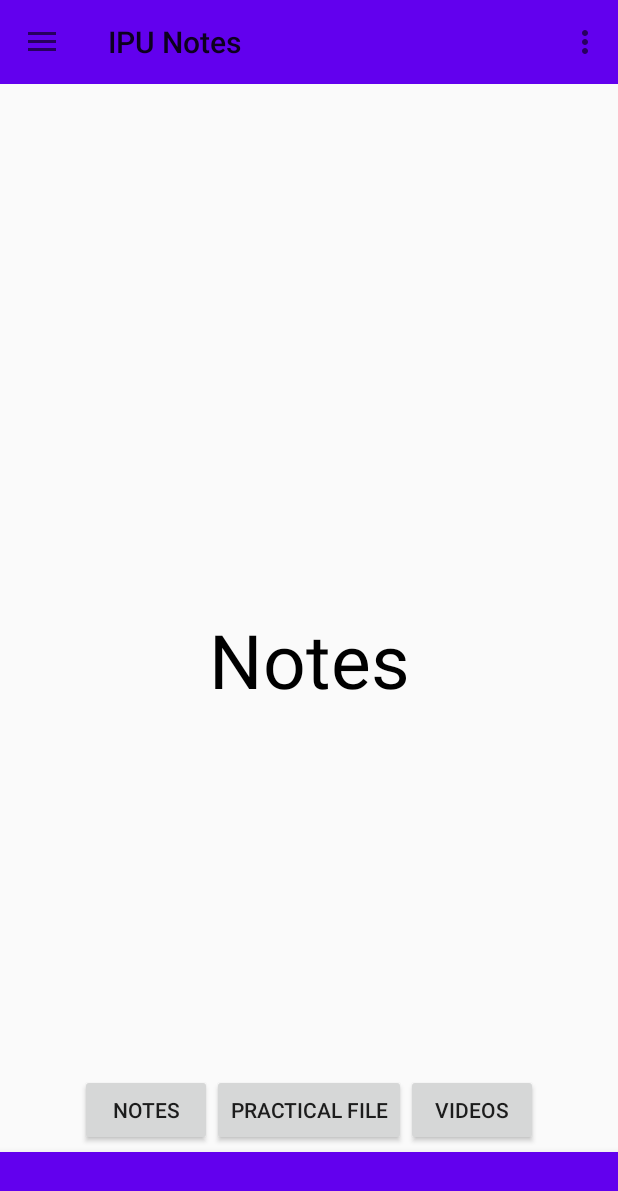
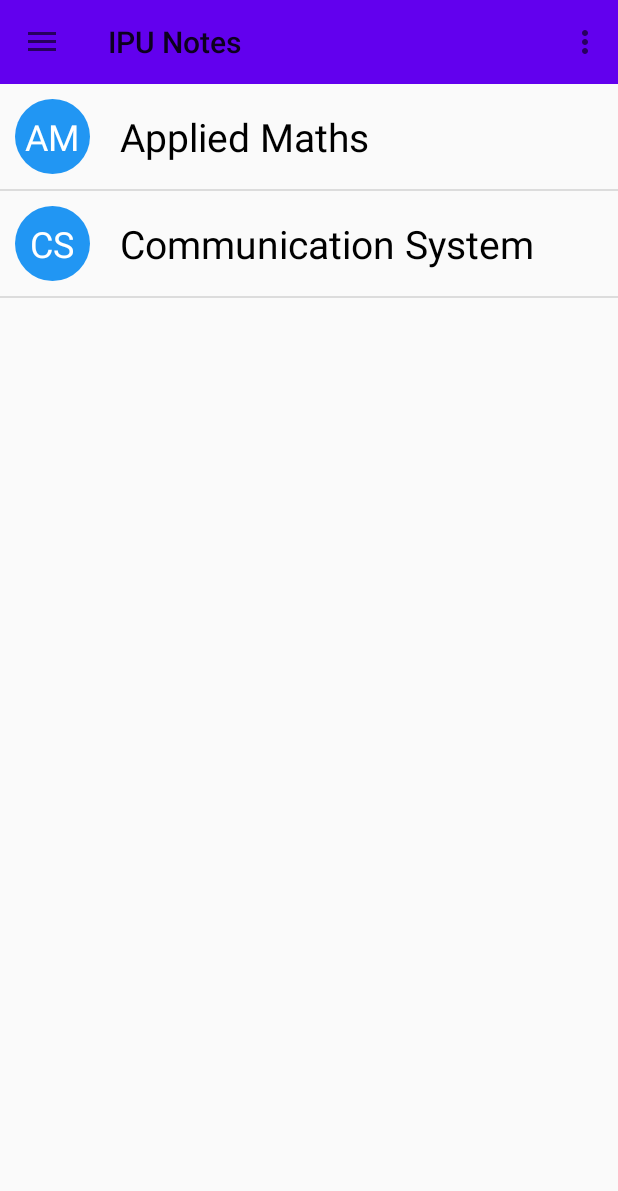
Before and after one commit to shubhbatra12/IPU_Notes, an Android app: the screen it shows after launch (MainActivity), on a phone screen of 412 x 824 dp. Shown: the top 1191 px of the screen. Run offline under Robolectric (Android 15) with nearby library versions, the phone set to English and light mode, and no system bars.

Commit message:
fixed bottom navigation, added subjects adapter, added landscape view for main activity

```diff
--- a/app/src/main/java/com/example/ipunotes/Fragments/SubjectFragment.kt
+++ /dev/null
@@ -1,55 +0,0 @@
-package com.example.ipunotes.Fragments
-
-import android.os.Bundle
-import android.view.LayoutInflater
-import android.view.MenuItem
-import android.view.View
-import android.view.ViewGroup
-import androidx.fragment.app.Fragment
-import com.example.ipunotes.R
-import com.example.ipunotes.ViewPagerAdapter
-import com.google.android.material.bottomnavigation.BottomNavigationView
-import kotlinx.android.synthetic.main.fragment_subject.*
-
-
-class SubjectFragment : Fragment() {
-
-
-    override fun onCreate(savedInstanceState: Bundle?) {
-        super.onCreate(savedInstanceState)
-
-    }
-
-
-
-    override fun onCreateView(
-        inflater: LayoutInflater, container: ViewGroup?,
-        savedInstanceState: Bundle?
-    ): View? {
-        // Inflate the layout for this fragment
-        return inflater.inflate(R.layout.fragment_subject, container, false)
-    }
-
-
-    override fun onViewCreated(view: View, savedInstanceState: Bundle?) {
-        super.onViewCreated(view, savedInstanceState)
-
-        val viewPagerAdapter = getFragmentManager()?.let { ViewPagerAdapter(it) }
-        viewPagerAdapter?.apply {
-            add(NotesFragment())
-            add(FileFragment())
-            add(VideoFragment())
-        }
-        SubViewPagerF.adapter = viewPagerAdapter
-
-        notesBtnF.setOnClickListener {
-            SubViewPagerF.setCurrentItem(0)
-        }
-        fileBtnF.setOnClickListener {
-            SubViewPagerF.setCurrentItem(1)
-        }
-        videoBtnF.setOnClickListener {
-            SubViewPagerF.setCurrentItem(2)
-        }
-    }
-}
--- a/app/src/main/java/com/example/ipunotes/MainActivity.kt
+++ b/app/src/main/java/com/example/ipunotes/MainActivity.kt
@@ -1,17 +1,20 @@
 package com.example.ipunotes
 
 import android.content.Intent
+import android.content.res.Configuration
 import androidx.appcompat.app.AppCompatActivity
 import android.os.Bundle
-import android.system.Os.close
 import android.view.Menu
 import android.view.MenuItem
 import androidx.appcompat.app.ActionBarDrawerToggle
-import androidx.appcompat.widget.Toolbar
-import com.example.ipunotes.Fragments.SubjectFragment
+import com.example.ipunotes.fragments.MainFragment
+import com.example.ipunotes.fragments.SubjectFragment
 import kotlinx.android.synthetic.main.activity_main.*
 
 class MainActivity : AppCompatActivity() {
+
+    private val mainFragment = MainFragment()
+    private val subjectFragment = SubjectFragment()
 
     override fun onCreate(savedInstanceState: Bundle?) {
         super.onCreate(savedInstanceState)
@@ -22,8 +25,19 @@ class MainActivity : AppCompatActivity() {
         drawer.addDrawerListener(drawerToggle)
         drawerToggle.syncState()
 
-        supportFragmentManager.beginTransaction().replace(R.id.container, SubjectFragment()).commit()
+        if(resources.configuration.orientation == Configuration.ORIENTATION_PORTRAIT){
+            initiatePortraitSetup()
+        }else{
+            initiateLandscapeSetup()
+        }
+    }
 
+    private fun initiateLandscapeSetup() {
+        supportFragmentManager.beginTransaction().replace(R.id.container, mainFragment).add(R.id.container,subjectFragment).commit()
+    }
+
+    private fun initiatePortraitSetup() {
+        supportFragmentManager.beginTransaction().replace(R.id.container, mainFragment).commit()
     }
 
     override fun onCreateOptionsMenu(menu: Menu?): Boolean {
--- /dev/null
+++ b/app/src/main/java/com/example/ipunotes/adapters/SubjectsAdapter.kt
@@ -0,0 +1,42 @@
+package com.example.ipunotes.adapters
+
+import android.view.LayoutInflater
+import android.view.View
+import android.view.ViewGroup
+import androidx.recyclerview.widget.RecyclerView
+import com.example.ipunotes.models.Subject
+import com.example.ipunotes.R
+import kotlinx.android.synthetic.main.subject_item_view.view.*
+
+class SubjectsAdapter(private val list: List<Subject>) :RecyclerView.Adapter<SubjectsViewHolder>(){
+    override fun onCreateViewHolder(parent: ViewGroup, viewType: Int): SubjectsViewHolder =
+        SubjectsViewHolder(
+            LayoutInflater
+                .from(parent.context)
+                .inflate(R.layout.subject_item_view, parent, false)
+        )
+
+    override fun getItemCount(): Int = list.size
+
+    override fun onBindViewHolder(holder: SubjectsViewHolder, position: Int) {
+        holder.bind(list[position])
+    }
+
+
+}
+
+class SubjectsViewHolder(itemView: View):RecyclerView.ViewHolder(itemView){
+    fun bind(subject: Subject) {
+        val subjectName = subject.name
+        var label = subjectName.substring(0,1)
+        val words = subjectName.split(" ")
+        if (words.size > 1){
+            label+=words[1].substring(0,1)
+        }
+        with(itemView){
+            tvSubjectName.text = subjectName
+            tvSubjectLabel.text = label
+        }
+    }
+
+}
--- a/app/src/main/java/com/example/ipunotes/ViewPagerAdapter.kt
+++ b/app/src/main/java/com/example/ipunotes/adapters/ViewPagerAdapter.kt
@@ -1,4 +1,4 @@
-package com.example.ipunotes
+package com.example.ipunotes.adapters
 
 import androidx.fragment.app.Fragment
 import androidx.fragment.app.FragmentManager
--- /dev/null
+++ b/app/src/main/java/com/example/ipunotes/fragments/MainFragment.kt
@@ -0,0 +1,35 @@
+package com.example.ipunotes.fragments
+
+import android.os.Bundle
+import androidx.fragment.app.Fragment
+import android.view.LayoutInflater
+import android.view.View
+import android.view.ViewGroup
+import androidx.recyclerview.widget.DividerItemDecoration
+import androidx.recyclerview.widget.DividerItemDecoration.VERTICAL
+import com.example.ipunotes.R
+import com.example.ipunotes.adapters.SubjectsAdapter
+import com.example.ipunotes.models.Subject
+import kotlinx.android.synthetic.main.fragment_main.*
+
+class MainFragment : Fragment() {
+
+    private val subjectsList = ArrayList<Subject>()
+    private val subjectsAdapter = SubjectsAdapter(subjectsList)
+
+    override fun onCreateView(
+        inflater: LayoutInflater, container: ViewGroup?,
+        savedInstanceState: Bundle?
+    ): View? = inflater.inflate(R.layout.fragment_main, container, false)
+
+    override fun onViewCreated(view: View, savedInstanceState: Bundle?) {
+        super.onViewCreated(view, savedInstanceState)
+
+        rvSubjects.adapter = subjectsAdapter
+        rvSubjects.addItemDecoration(DividerItemDecoration(context, VERTICAL))
+
+        subjectsList.add(Subject("Applied Maths"))
+        subjectsList.add(Subject("Communication System"))
+        subjectsAdapter.notifyDataSetChanged()
+    }
+}
--- a/app/src/main/java/com/example/ipunotes/Fragments/VideoFragment.kt
+++ b/app/src/main/java/com/example/ipunotes/fragments/VideoFragment.kt
@@ -1,4 +1,4 @@
-package com.example.ipunotes.Fragments
+package com.example.ipunotes.fragments
 
 import android.os.Bundle
 import androidx.fragment.app.Fragment
--- /dev/null
+++ b/app/src/main/java/com/example/ipunotes/models/Subject.kt
@@ -0,0 +1,5 @@
+package com.example.ipunotes.models
+
+data class Subject(
+    var name: String
+)
--- /dev/null
+++ b/app/src/main/res/layout-land/activity_main.xml
@@ -0,0 +1,35 @@
+<?xml version="1.0" encoding="utf-8"?>
+<androidx.drawerlayout.widget.DrawerLayout xmlns:android="http://schemas.android.com/apk/res/android"
+    xmlns:app="http://schemas.android.com/apk/res-auto"
+    xmlns:tools="http://schemas.android.com/tools"
+    android:layout_width="match_parent"
+    android:layout_height="match_parent"
+    tools:context=".MainActivity"
+    android:id="@+id/drawer">
+
+
+    <com.google.android.material.navigation.NavigationView
+        android:id="@+id/navView"
+        android:layout_width="wrap_content"
+        android:layout_height="match_parent"
+        app:menu="@menu/drawer_menu"
+        android:layout_gravity="left"/>
+    <LinearLayout
+        android:layout_width="match_parent"
+        android:layout_height="match_parent"
+        android:orientation="vertical">
+        <androidx.appcompat.widget.Toolbar
+            android:id="@+id/toolbar"
+            android:background="@color/colorPrimary"
+            android:layout_width="match_parent"
+            android:layout_height="wrap_content"
+            app:title="@string/app_name" />
+        <LinearLayout
+            android:orientation="horizontal"
+            android:layout_width="match_parent"
+            android:layout_height="match_parent"
+            android:id="@+id/container"/>
+    </LinearLayout>
+
+
+</androidx.drawerlayout.widget.DrawerLayout>
--- a/app/src/main/res/layout/fragment_file.xml
+++ b/app/src/main/res/layout/fragment_file.xml
@@ -3,7 +3,7 @@
     xmlns:tools="http://schemas.android.com/tools"
     android:layout_width="match_parent"
     android:layout_height="match_parent"
-    tools:context=".Fragments.NotesFragment">
+    tools:context=".fragments.NotesFragment">
 
     <!-- TODO: Update blank fragment layout -->
     <TextView
--- a/app/src/main/res/layout/fragment_main.xml
+++ b/app/src/main/res/layout/fragment_main.xml
@@ -3,11 +3,16 @@
     xmlns:tools="http://schemas.android.com/tools"
     android:layout_width="match_parent"
     android:layout_height="match_parent"
-    tools:context=".MainFragment">
+    xmlns:app="http://schemas.android.com/apk/res-auto"
+    tools:context=".fragments.MainFragment"
+    android:layout_weight="1.7">
 
     <androidx.recyclerview.widget.RecyclerView
         android:layout_height="match_parent"
         android:layout_width="match_parent"
-        android:id="@+id/rvSubjects"/>
+        android:id="@+id/rvSubjects"
+        tools:listitem="@layout/subject_item_view"
+        tools:itemCount="7"
+        app:layoutManager="androidx.recyclerview.widget.LinearLayoutManager"/>
 
 </FrameLayout>
--- a/app/src/main/res/layout/fragment_notes.xml
+++ b/app/src/main/res/layout/fragment_notes.xml
@@ -3,7 +3,7 @@
     xmlns:tools="http://schemas.android.com/tools"
     android:layout_width="match_parent"
     android:layout_height="match_parent"
-    tools:context=".Fragments.NotesFragment">
+    tools:context=".fragments.NotesFragment">
 
     <!-- TODO: Update blank fragment layout -->
     <TextView
--- a/app/src/main/res/layout/fragment_subject.xml
+++ b/app/src/main/res/layout/fragment_subject.xml
@@ -4,50 +4,54 @@
     xmlns:tools="http://schemas.android.com/tools"
     android:layout_width="match_parent"
     android:layout_height="match_parent"
-    android:orientation="vertical">
+    android:orientation="vertical"
+    android:layout_weight="1">
 
     <androidx.viewpager.widget.ViewPager
         android:layout_width="match_parent"
         android:layout_height="wrap_content"
         android:id="@+id/SubViewPagerF"/>
 
-    <LinearLayout
-        android:layout_width="match_parent"
-        android:layout_alignParentBottom="true"
-        android:layout_marginBottom="60dp"
-        android:gravity="center"
-        android:layout_height="wrap_content">
+<!--    <LinearLayout-->
+<!--        android:layout_width="match_parent"-->
+<!--        android:layout_alignParentBottom="true"-->
+<!--        android:layout_marginBottom="60dp"-->
+<!--        android:gravity="center"-->
+<!--        android:layout_height="wrap_content">-->
 
-        <Button
-            android:layout_width="wrap_content"
-            android:layout_height="wrap_content"
-            android:text="Notes"
-            android:id="@+id/notesBtnF"/>
+<!--        <Button-->
+<!--            android:layout_width="wrap_content"-->
+<!--            android:layout_height="wrap_content"-->
+<!--            android:text="Notes"-->
+<!--            android:id="@+id/notesBtnF"/>-->
 
-        <Button
-            android:layout_width="wrap_content"
-            android:layout_height="wrap_content"
-            android:text="Practical File"
-            android:id="@+id/fileBtnF"/>
+<!--        <Button-->
+<!--            android:layout_width="wrap_content"-->
+<!--            android:layout_height="wrap_content"-->
+<!--            android:text="Practical File"-->
+<!--            android:id="@+id/fileBtnF"/>-->
 
-        <Button
-            android:layout_width="wrap_content"
-            android:layout_height="wrap_content"
-            android:text="Videos"
-            android:id="@+id/videoBtnF"/>
+<!--        <Button-->
+<!--            android:layout_width="wrap_content"-->
+<!--            android:layout_height="wrap_content"-->
+<!--            android:text="Videos"-->
+<!--            android:id="@+id/videoBtnF"/>-->
 
-    </LinearLayout>
+<!--    </LinearLayout>-->
 
     <com.google.android.material.bottomnavigation.BottomNavigationView
         android:layout_width="match_parent"
         android:id="@+id/bottomNavBar"
         android:layout_height="wrap_content"
-        android:background="@color/colorPrimary"
         android:layout_alignParentBottom="true"
         app:menu="@menu/bottom_nav_menu"
+        android:background="@color/colorPrimary"
         app:itemBackground="@color/colorPrimary"
         app:itemIconTint="@android:color/white"
-        app:itemTextColor="@android:color/white"/>
+        app:itemTextColor="@android:color/white"
+        />
+
+
 
 
 
--- a/app/src/main/res/layout/fragment_video.xml
+++ b/app/src/main/res/layout/fragment_video.xml
@@ -3,7 +3,7 @@
     xmlns:tools="http://schemas.android.com/tools"
     android:layout_width="match_parent"
     android:layout_height="match_parent"
-    tools:context=".Fragments.NotesFragment">
+    tools:context=".fragments.NotesFragment">
 
     <!-- TODO: Update blank fragment layout -->
     <TextView
--- a/app/src/main/res/layout/subject_item_view.xml
+++ b/app/src/main/res/layout/subject_item_view.xml
@@ -5,8 +5,7 @@
     xmlns:tools="http://schemas.android.com/tools"
     android:orientation="horizontal"
     android:layout_marginHorizontal="10dp"
-    android:layout_marginBottom="10dp"
-    tools:layout_marginTop="10dp">
+    android:layout_marginVertical="10dp">
 
     <FrameLayout
         android:layout_width="wrap_content"
@@ -17,6 +16,7 @@
             android:layout_gravity="center"
             android:src="@drawable/circle"/>
         <TextView
+            android:id="@+id/tvSubjectLabel"
             android:layout_width="wrap_content"
             android:layout_height="wrap_content"
             android:layout_gravity="center"
@@ -26,23 +26,18 @@
     </FrameLayout>
     <FrameLayout
         android:layout_width="match_parent"
-        android:layout_height="match_parent"
+        android:layout_height="wrap_content"
+        android:layout_gravity="center"
         android:layout_marginStart="20dp">
 
         <TextView
+            android:id="@+id/tvSubjectName"
             android:layout_width="wrap_content"
             android:layout_height="wrap_content"
             tools:text="Applied Maths"
-            android:layout_gravity="center_vertical"
             android:textColor="?attr/textColorPrimary"
             android:textSize="26sp"/>
 
-        <View
-            android:id="@+id/divider"
-            android:layout_width="match_parent"
-            android:layout_height="1dp"
-            android:layout_gravity="bottom"
-            android:background="?android:attr/listDivider" />
 
     </FrameLayout>
 
```
Also changed, not shown: app/src/main/java/com/example/ipunotes/MainFragment.kt (deleted, +0 -20 lines), app/src/main/java/com/example/ipunotes/fragments/FileFragment.kt (renamed from app/src/main/java/com/example/ipunotes/Fragments/NotesFragment.kt, +5 -5 lines), app/src/main/java/com/example/ipunotes/fragments/NotesFragment.kt (renamed from app/src/main/java/com/example/ipunotes/Fragments/FileFragment.kt, +5 -5 lines), app/src/main/java/com/example/ipunotes/fragments/SubjectFragment.kt (added, +92 -0 lines), app/src/main/res/menu/bottom_nav_menu.xml (+14 -16 lines).
